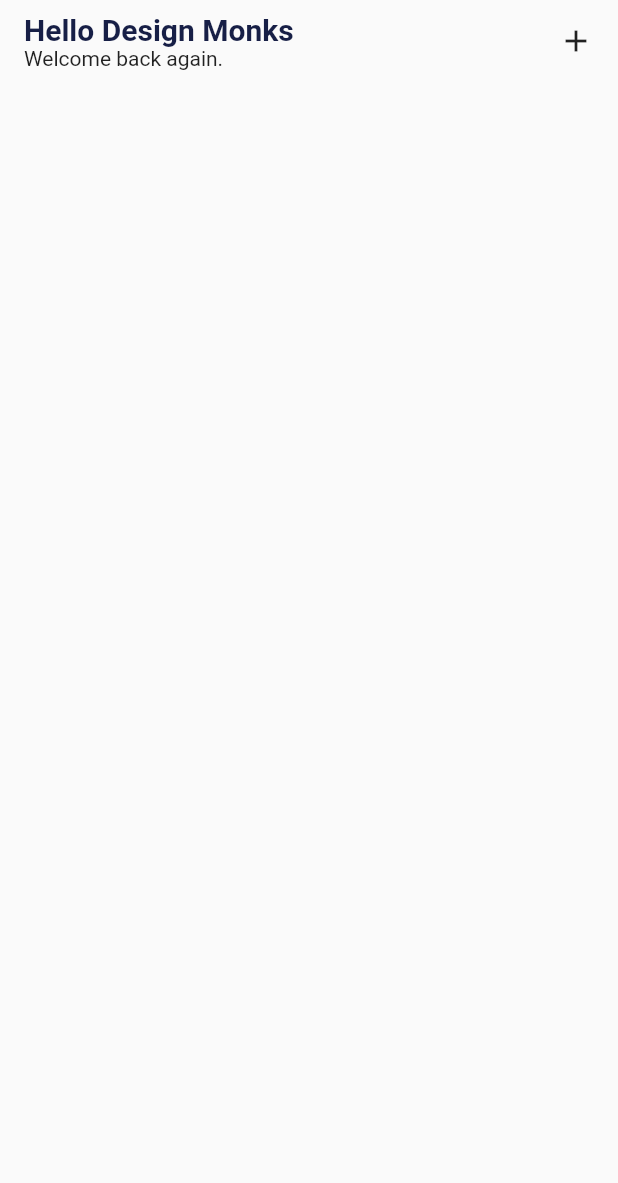
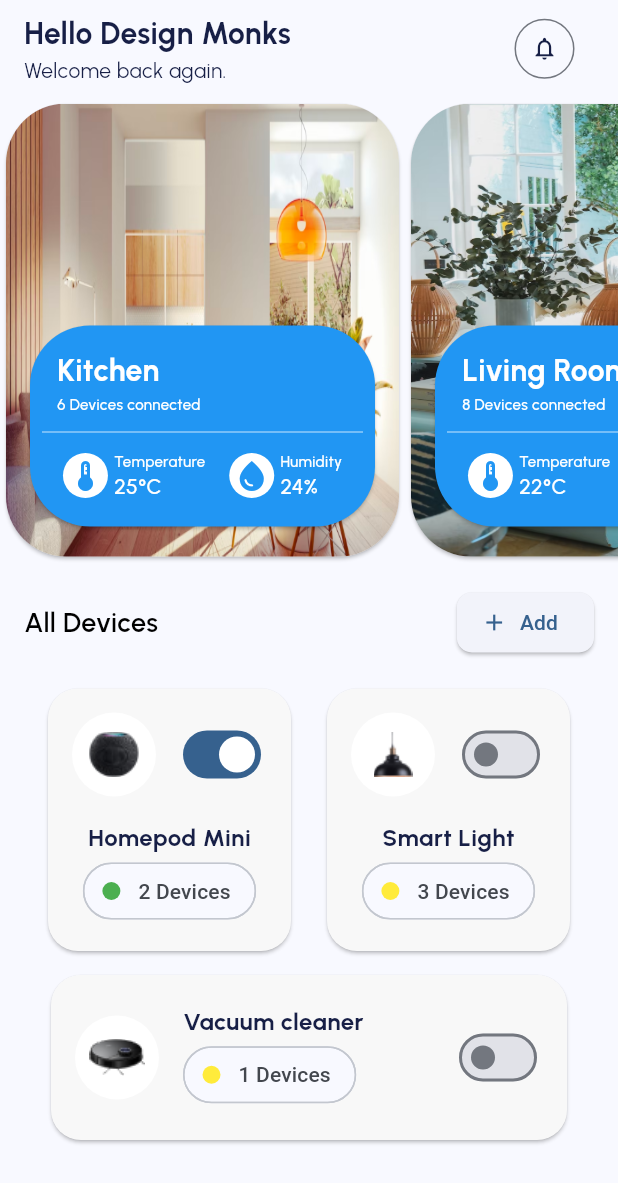
Before and after one commit to youcefboukandoura/com.youcefbk.smarthome, a Flutter app: the screen it shows after launch, on a phone screen of 412 x 824 dp. Shown: the top 1183 px of the screen. Run offline on Flutter 3.47's test engine with Material 2 defaults, Android fonts, the phone set to English and light mode, and no system bars; our stand-ins replace google_fonts.

Commit message:
home screen

```diff
--- a/lib/main.dart
+++ b/lib/main.dart
@@ -14,9 +14,10 @@ class MyApp extends StatelessWidget {
     return MaterialApp(
       title: 'Smart Home',
       theme: ThemeData(
-        primarySwatch: Colors.blue,
+        useMaterial3: true,
+        colorSchemeSeed: Colors.blue,
       ),
-      home: HomeScreen(),
+      home: const HomeScreen(),
     );
   }
 }
--- /dev/null
+++ b/lib/ui/home/device/long_device_card.dart
@@ -0,0 +1,105 @@
+import 'package:flutter/material.dart';
+import 'package:google_fonts/google_fonts.dart';
+
+class LongDeviceCard extends StatefulWidget {
+  final String name;
+  final String deviceImage;
+  final int count;
+  final bool isActive;
+
+  const LongDeviceCard({
+    Key? key,
+    required this.name,
+    required this.deviceImage,
+    required this.count,
+    required this.isActive,
+  }) : super(key: key);
+
+  @override
+  State<LongDeviceCard> createState() => _LongDeviceCardState();
+}
+
+class _LongDeviceCardState extends State<LongDeviceCard> {
+  bool _isActive = false;
+
+  @override
+  void initState() {
+    super.initState();
+    _isActive = widget.isActive;
+  }
+
+  @override
+  Widget build(BuildContext context) {
+    return Card(
+      shape: RoundedRectangleBorder(
+        borderRadius: BorderRadius.circular(20),
+      ),
+      color: const Color(0xffF8F8F8),
+      clipBehavior: Clip.antiAlias,
+      child: Container(
+        height: 110,
+        width: double.infinity,
+        child: Padding(
+          padding: const EdgeInsets.all(16),
+          child: Row(
+            mainAxisSize: MainAxisSize.max,
+            crossAxisAlignment: CrossAxisAlignment.center,
+            children: [
+              Container(
+                width: 56,
+                height: 56,
+                decoration: const BoxDecoration(
+                  shape: BoxShape.circle,
+                  color: Colors.white,
+                ),
+                child: Image.asset(widget.deviceImage),
+              ),
+              const SizedBox(
+                width: 16,
+              ),
+              Column(
+                mainAxisAlignment: MainAxisAlignment.center,
+                crossAxisAlignment: CrossAxisAlignment.start,
+                children: [
+                  Text(
+                    widget.name,
+                    style: GoogleFonts.urbanist(
+                      color: const Color(0xff171F46),
+                      fontSize: 16,
+                      fontWeight: FontWeight.w700,
+                    ),
+                    textAlign: TextAlign.start,
+                  ),
+                  Chip(
+                    shape: const RoundedRectangleBorder(
+                        borderRadius: BorderRadius.all(Radius.circular(20))),
+                    avatar: Container(
+                      width: 12,
+                      height: 12,
+                      decoration: BoxDecoration(
+                        shape: BoxShape.circle,
+                        color: getColor(),
+                      ),
+                    ),
+                    label: Text('${widget.count} Devices'),
+                  ),
+                ],
+              ),
+              const Spacer(),
+              Switch(
+                value: _isActive,
+                onChanged: (bool value) {
+                  setState(() {
+                    _isActive = value;
+                  });
+                },
+              ),
+            ],
+          ),
+        ),
+      ),
+    );
+  }
+
+  Color getColor() => _isActive ? Colors.green : Colors.yellow;
+}
--- /dev/null
+++ b/lib/ui/home/device/small_device_card.dart
@@ -0,0 +1,108 @@
+import 'package:flutter/material.dart';
+import 'package:google_fonts/google_fonts.dart';
+
+class SmallDeviceCard extends StatefulWidget {
+  final String name;
+  final String deviceImage;
+  final int count;
+  final bool isActive;
+
+  const SmallDeviceCard({
+    Key? key,
+    required this.name,
+    required this.deviceImage,
+    required this.count,
+    required this.isActive,
+  }) : super(key: key);
+
+  @override
+  State<SmallDeviceCard> createState() => _SmallDeviceCardState();
+}
+
+class _SmallDeviceCardState extends State<SmallDeviceCard> {
+  bool _isActive = false;
+
+  @override
+  void initState() {
+    super.initState();
+    _isActive = widget.isActive;
+  }
+
+  @override
+  Widget build(BuildContext context) {
+    return Card(
+      shape: RoundedRectangleBorder(
+        borderRadius: BorderRadius.circular(20),
+      ),
+      color: const Color(0xffF8F8F8),
+      clipBehavior: Clip.antiAlias,
+      child: Container(
+        height: 175,
+        width: 162,
+        child: Padding(
+          padding: const EdgeInsets.all(16),
+          child: Column(
+            mainAxisSize: MainAxisSize.max,
+            children: [
+              Row(
+                children: [
+                  Container(
+                    width: 56,
+                    height: 56,
+                    decoration: const BoxDecoration(
+                      shape: BoxShape.circle,
+                      color: Colors.white,
+                    ),
+                    child: Image.asset(widget.deviceImage),
+                  ),
+                  const Spacer(),
+                  Switch(
+                    value: _isActive,
+                    onChanged: (bool value) {
+                      setState(() {
+                        _isActive = value;
+                      });
+                    },
+                  ),
+                ],
+              ),
+              const SizedBox(
+                height: 16,
+              ),
+              Text(
+                widget.name,
+                style: GoogleFonts.urbanist(
+                  color: const Color(0xff171F46),
+                  fontSize: 16,
+                  fontWeight: FontWeight.w700,
+                ),
+                textAlign: TextAlign.start,
+              ),
+              Chip(
+                shape: const RoundedRectangleBorder(
+                    borderRadius: BorderRadius.all(Radius.circular(20))),
+                avatar: Container(
+                  width: 12,
+                  height: 12,
+                  decoration: BoxDecoration(
+                    shape: BoxShape.circle,
+                    color: getColor(),
+                  ),
+                ),
+                label: Text('${widget.count} Devices'),
+              )
+            ],
+          ),
+        ),
+      ),
+    );
+  }
+
+  Color getColor() {
+    if (_isActive) {
+      return Colors.green;
+    } else {
+      return Colors.yellow;
+    }
+  }
+}
--- /dev/null
+++ b/lib/ui/home/home_app_bar.dart
@@ -0,0 +1,58 @@
+import 'package:flutter/material.dart';
+import 'package:google_fonts/google_fonts.dart';
+
+class HomeAppBar extends StatelessWidget {
+  const HomeAppBar({Key? key}) : super(key: key);
+
+  @override
+  Widget build(BuildContext context) => Padding(
+        padding: const EdgeInsets.symmetric(
+          horizontal: 16,
+          vertical: 8,
+        ),
+        child: Row(
+          mainAxisAlignment: MainAxisAlignment.spaceBetween,
+          children: [
+            Column(
+              crossAxisAlignment: CrossAxisAlignment.start,
+              children: [
+                _buildTitle(),
+                _buildSubtitle(),
+              ],
+            ),
+            _buildNotificationButton(),
+          ],
+        ),
+      );
+
+  OutlinedButton _buildNotificationButton() => OutlinedButton(
+        style: ElevatedButton.styleFrom(
+          shape: const CircleBorder(),
+        ),
+        child: const Icon(
+          Icons.notifications_outlined,
+          color: Color(0xff171F46),
+        ),
+        onPressed: () {},
+      );
+
+  Text _buildSubtitle() => Text(
+        'Welcome back again.',
+        textAlign: TextAlign.start,
+        style: GoogleFonts.urbanist(
+          color: const Color(0xff171F46),
+          fontSize: 14,
+          fontWeight: FontWeight.w400,
+        ),
+      );
+
+  Text _buildTitle() => Text(
+        'Hello Design Monks',
+        style: GoogleFonts.urbanist(
+          color: const Color(0xff171F46),
+          fontSize: 20,
+          fontWeight: FontWeight.w700,
+        ),
+        textAlign: TextAlign.start,
+      );
+}
--- a/lib/ui/home/home_screen.dart
+++ b/lib/ui/home/home_screen.dart
@@ -1,4 +1,10 @@
 import 'package:flutter/material.dart';
+import 'package:google_fonts/google_fonts.dart';
+import 'package:smarthome/ui/home/device/small_device_card.dart';
+import 'package:smarthome/ui/home/home_app_bar.dart';
+import 'package:smarthome/ui/home/rooms/rooms_list_view.dart';
+
+import 'device/long_device_card.dart';
 
 class HomeScreen extends StatelessWidget {
   const HomeScreen({Key? key}) : super(key: key);
@@ -6,41 +12,85 @@ class HomeScreen extends StatelessWidget {
   @override
   Widget build(BuildContext context) {
     return Scaffold(
-      body: SafeArea(child: Column(children: [_buildHomeAppBar()])),
+      body: SafeArea(
+        child: Column(
+          children: [
+            const HomeAppBar(),
+            const RoomsListView(),
+            _buildAddDevicesToolbar(),
+            _buildDevices(),
+          ],
+        ),
+      ),
     );
   }
-}
 
-_buildHomeAppBar() {
-  return Padding(
-    padding: const EdgeInsets.symmetric(
-      horizontal: 16,
-      vertical: 8,
-    ),
-    child: Row(
-      mainAxisAlignment: MainAxisAlignment.spaceBetween,
-      children: [
-        Column(
-          crossAxisAlignment: CrossAxisAlignment.start,
-          children: const [
+  Column _buildDevices() {
+    return Column(
+            children: [
+              Padding(
+                padding: const EdgeInsets.symmetric(horizontal: 16),
+                child: Row(
+                  mainAxisAlignment: MainAxisAlignment.center,
+                  children: const [
+                    SmallDeviceCard(
+                      name: 'Homepod Mini',
+                      deviceImage: 'assets/images/homepod-mini.png',
+                      count: 2,
+                      isActive: true,
+                    ),
+                    SizedBox(
+                      width: 16,
+                    ),
+                    SmallDeviceCard(
+                      name: 'Smart Light',
+                      deviceImage: 'assets/images/smart-light.png',
+                      count: 3,
+                      isActive: false,
+                    ),
+                  ],
+                ),
+              ),
+              const Padding(
+                padding: EdgeInsets.symmetric(horizontal: 30.0, vertical: 8),
+                child: LongDeviceCard(
+                  name: 'Vacuum cleaner',
+                  deviceImage: 'assets/images/vacuum-cleaner.png',
+                  count: 1,
+                  isActive: false,
+                ),
+              ),
+            ],
+          );
+  }
+
+  Padding _buildAddDevicesToolbar() => Padding(
+        padding: const EdgeInsets.all(16.0),
+        child: Row(
+          children: [
             Text(
-              'Hello Design Monks',
-
-              style: TextStyle(
-                  color: Color(0xff171F46),
-                  fontSize: 20,
-                  fontFamily: 'Urbanist',
-                  fontWeight: FontWeight.w700),
+              'All Devices',
               textAlign: TextAlign.start,
+              style: GoogleFonts.urbanist(
+                color: Colors.black,
+                fontSize: 18,
+                fontWeight: FontWeight.w600,
+              ),
             ),
-            Text(
-              'Welcome back again.',
-              textAlign: TextAlign.start,
-            ),
+            const Spacer(),
+            SizedBox(
+              child: ElevatedButton.icon(
+                style: ElevatedButton.styleFrom(
+                  shape: RoundedRectangleBorder(
+                    borderRadius: BorderRadius.circular(10),
+                  ),
+                ),
+                onPressed: () {},
+                label: const Text('Add'),
+                icon: const Icon(Icons.add),
+              ),
+            )
           ],
         ),
-        const Icon(Icons.add)
-      ],
-    ),
-  );
+      );
 }
--- /dev/null
+++ b/lib/ui/home/rooms/room_details_card.dart
@@ -0,0 +1,141 @@
+import 'package:flutter/material.dart';
+import 'package:google_fonts/google_fonts.dart';
+
+class RoomDetailsCard extends StatelessWidget {
+  final String name;
+  final int connectedDevices;
+  final int temperature;
+  final int humidity;
+
+  const RoomDetailsCard(
+      {Key? key,
+      required this.name,
+      required this.connectedDevices,
+      required this.temperature,
+      required this.humidity})
+      : super(key: key);
+
+  @override
+  Widget build(BuildContext context) {
+    return SizedBox(
+      width: 248,
+      height: 142,
+      child: Card(
+        shape: RoundedRectangleBorder(
+          borderRadius: BorderRadius.circular(40),
+        ),
+        clipBehavior: Clip.antiAlias,
+        color: Colors.blue,
+        child: Column(
+          crossAxisAlignment: CrossAxisAlignment.start,
+          children: [
+            Padding(
+              padding: const EdgeInsets.only(
+                top: 16,
+                left: 18,
+                right: 18,
+              ),
+              child: Column(
+                crossAxisAlignment: CrossAxisAlignment.start,
+                children: [
+                  Text(
+                    name,
+                    style: GoogleFonts.urbanist(
+                      color: Colors.white,
+                      fontSize: 20,
+                      fontWeight: FontWeight.w700,
+                    ),
+                    textAlign: TextAlign.start,
+                  ),
+                  Text(
+                    '$connectedDevices Devices connected',
+                    style: GoogleFonts.urbanist(
+                      color: Colors.white,
+                      fontSize: 10,
+                      fontWeight: FontWeight.w500,
+                    ),
+                    textAlign: TextAlign.start,
+                  ),
+                ],
+              ),
+            ),
+            const Padding(
+              padding: EdgeInsets.symmetric(
+                horizontal: 8.0,
+                vertical: 4,
+              ),
+              child: Divider(thickness: 0.5, color: Colors.white),
+            ),
+            Padding(
+              padding: const EdgeInsets.only(left: 18, right: 18, bottom: 16),
+              child: Row(
+                mainAxisAlignment: MainAxisAlignment.spaceEvenly,
+                children: [
+                  _buildWeatherWidget(
+                    iconData: Icons.thermostat_outlined,
+                    title: 'Temperature',
+                    value: '$temperature°C',
+                  ),
+                  const SizedBox(
+                    width: 8,
+                  ),
+                  _buildWeatherWidget(
+                    iconData: Icons.water_drop,
+                    title: 'Humidity',
+                    value: '$humidity%',
+                  ),
+                ],
+              ),
+            ),
+          ],
+        ),
+      ),
+    );
+  }
+
+  Row _buildWeatherWidget(
+      {required IconData iconData,
+      required String title,
+      required String value}) {
+    return Row(
+      children: [
+        Container(
+          width: 30,
+          height: 30,
+          decoration: const BoxDecoration(
+            shape: BoxShape.circle,
+            color: Colors.white,
+          ),
+          child: Icon(
+            iconData,
+            color: Colors.blue,
+          ),
+        ),
+        const SizedBox(width: 4),
+        Column(
+          crossAxisAlignment: CrossAxisAlignment.start,
+          children: [
+            Text(
+              title,
+              style: GoogleFonts.urbanist(
+                color: Colors.white,
+                fontSize: 10,
+                fontWeight: FontWeight.w500,
+              ),
+              textAlign: TextAlign.start,
+            ),
+            Text(
+              value,
+              style: GoogleFonts.urbanist(
+                color: Colors.white,
+                fontSize: 14,
+                fontWeight: FontWeight.w500,
+              ),
+              textAlign: TextAlign.start,
+            ),
+          ],
+        ),
+      ],
+    );
+  }
+}
--- /dev/null
+++ b/lib/ui/home/rooms/room_item.dart
@@ -0,0 +1,58 @@
+import 'package:flutter/material.dart';
+import 'package:smarthome/ui/home/rooms/room_details_card.dart';
+
+class RoomItem extends StatelessWidget {
+  final String name;
+  final String image;
+  final int connectedDevices;
+  final int temperature;
+  final int humidity;
+
+  const RoomItem(
+      {Key? key,
+      required this.name,
+      required this.image,
+      required this.connectedDevices,
+      required this.temperature,
+      required this.humidity})
+      : super(key: key);
+
+  @override
+  Widget build(BuildContext context) {
+    return SizedBox(
+      height: 310,
+      width: 270,
+      child: Card(
+        shape: RoundedRectangleBorder(
+          borderRadius: BorderRadius.circular(40),
+        ),
+        clipBehavior: Clip.antiAlias,
+        child: Stack(
+          children: [
+            _buildRoomImage(),
+            Positioned(
+              right: 12,
+              left: 12,
+              bottom: 16,
+              child: RoomDetailsCard(
+                name: name,
+                connectedDevices: connectedDevices,
+                temperature: temperature,
+                humidity: humidity,
+              ),
+            )
+          ],
+        ),
+      ),
+    );
+  }
+
+  SizedBox _buildRoomImage() => SizedBox(
+        width: double.maxFinite,
+        height: double.maxFinite,
+        child: Image(
+          fit: BoxFit.fill,
+          image: AssetImage(image),
+        ),
+      );
+}
--- /dev/null
+++ b/lib/ui/home/rooms/rooms_list_view.dart
@@ -0,0 +1,41 @@
+import 'package:flutter/material.dart';
+
+import 'room_item.dart';
+
+class RoomsListView extends StatelessWidget {
+  const RoomsListView({Key? key}) : super(key: key);
+
+  @override
+  Widget build(BuildContext context) {
+    return SizedBox(
+      width: MediaQuery.of(context).size.width,
+      height: 310,
+      child: ListView(
+        scrollDirection: Axis.horizontal,
+        children: const <Widget>[
+          RoomItem(
+            name: 'Kitchen',
+            image: 'assets/images/kitchen.png',
+            connectedDevices: 6,
+            temperature: 25,
+            humidity: 24,
+          ),
+          RoomItem(
+            name: 'Living Room',
+            image: 'assets/images/living-room.png',
+            connectedDevices: 8,
+            temperature: 22,
+            humidity: 24,
+          ),
+          RoomItem(
+            name: 'Lids Room',
+            image: 'assets/images/kids-room.png',
+            connectedDevices: 5,
+            temperature: 22,
+            humidity: 23,
+          ),
+        ],
+      ),
+    );
+  }
+}
```
Also changed, not shown: pubspec.yaml (+12 -3 lines), assets/images/homepod-mini.png (added), assets/images/icon-thermometer_2.svg (added), assets/images/icon.svg (added), assets/images/kids-room.png (added), assets/images/kitchen.png (added), assets/images/living-room.png (added), assets/images/smart-light.png (added), assets/images/vacuum-cleaner.png (added), pubspec.lock, 3 other files.
